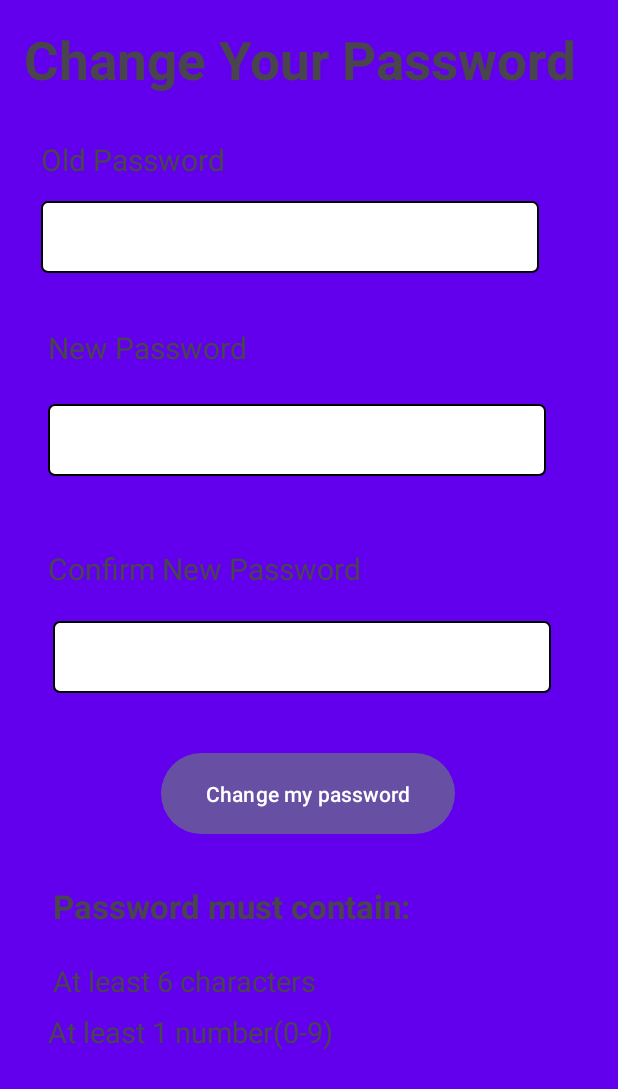
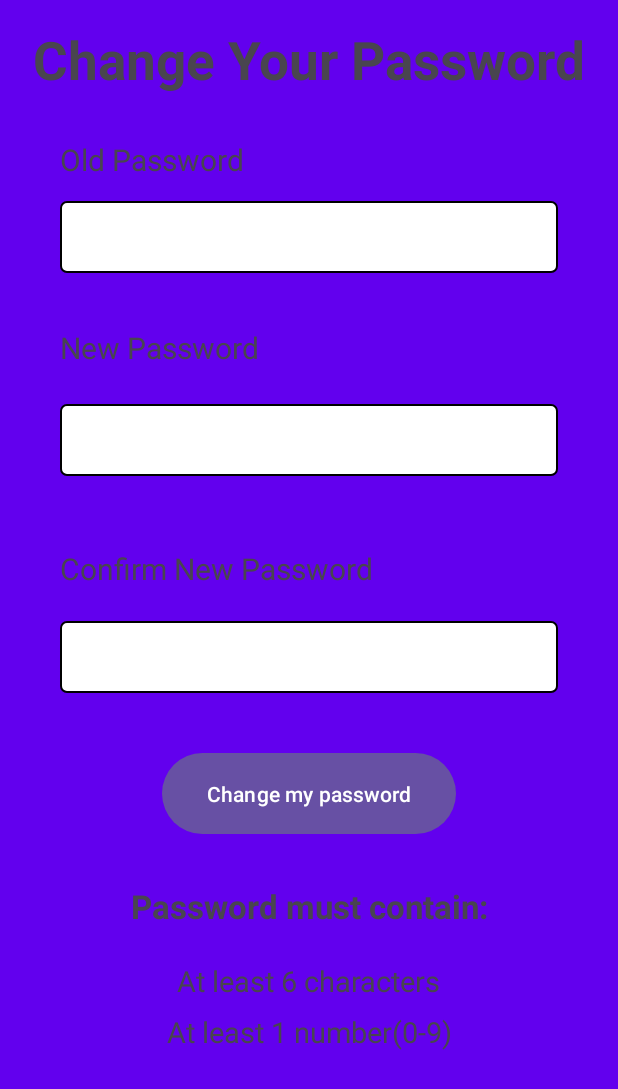
Before and after one commit to MAD2023-Team4/23-CacheFlash, an Android app: the ChangePassword screen opened directly, with no data from a screen before it, on a phone screen of 412 x 824 dp. Shown: the top 1089 px of the screen. Run offline under Robolectric (Android 15) with nearby library versions, the phone set to English and light mode, and no system bars; our stand-ins replace Firebase (no records; nobody signed in at launch, a user with empty details on screens opened directly).

Commit message:
fixing layouts

```diff
--- a/app/src/main/res/layout/activity_change_password.xml
+++ b/app/src/main/res/layout/activity_change_password.xml
@@ -1,5 +1,4 @@
-<?xml version="1.0" encoding="utf-8"?>
-<androidx.constraintlayout.widget.ConstraintLayout
+<ScrollView
     xmlns:android="http://schemas.android.com/apk/res/android"
     xmlns:app="http://schemas.android.com/apk/res-auto"
     xmlns:tools="http://schemas.android.com/tools"
@@ -8,14 +7,21 @@
     android:background="@color/backgroundcolor"
     tools:context=".ChangePassword">
 
+    <androidx.constraintlayout.widget.ConstraintLayout
+        android:layout_width="match_parent"
+        android:layout_height="wrap_content">
+
+
     <EditText
         android:id="@+id/confirmNewPasswordEditText"
         android:layout_width="332dp"
         android:layout_height="48dp"
         android:layout_marginStart="35dp"
         android:layout_marginTop="21dp"
+        android:layout_marginEnd="35dp"
         android:background="@drawable/password_box"
         android:inputType="textPassword"
+        app:layout_constraintEnd_toEndOf="parent"
         app:layout_constraintStart_toStartOf="parent"
         app:layout_constraintTop_toBottomOf="@+id/textView16"
         android:autofillHints=""
@@ -25,11 +31,11 @@
         android:id="@+id/textView16"
         android:layout_width="wrap_content"
         android:layout_height="wrap_content"
-        android:layout_marginStart="32dp"
+        android:layout_marginStart="0dp"
         android:layout_marginTop="48dp"
         android:text="@string/confirm_new_password"
-        android:textSize="20dp"
-        app:layout_constraintStart_toStartOf="parent"
+        android:textSize="20sp"
+        app:layout_constraintStart_toStartOf="@id/confirmNewPasswordEditText"
         app:layout_constraintTop_toBottomOf="@+id/newPasswordEditText" />
 
     <TextView
@@ -38,9 +44,11 @@
         android:layout_height="wrap_content"
         android:layout_marginStart="16dp"
         android:layout_marginTop="16dp"
+        android:layout_marginEnd="16dp"
         android:text="@string/change_your_password"
-        android:textSize="35dp"
+        android:textSize="35sp"
         android:textStyle="bold"
+        app:layout_constraintEnd_toEndOf="parent"
         app:layout_constraintStart_toStartOf="parent"
         app:layout_constraintTop_toTopOf="parent" />
 
@@ -48,11 +56,11 @@
         android:id="@+id/textView14"
         android:layout_width="wrap_content"
         android:layout_height="wrap_content"
-        android:layout_marginStart="27dp"
+        android:layout_marginStart="0dp"
         android:layout_marginTop="29dp"
         android:text="@string/old_password"
-        android:textSize="20dp"
-        app:layout_constraintStart_toStartOf="parent"
+        android:textSize="20sp"
+        app:layout_constraintStart_toStartOf="@id/oldPasswordEditText"
         app:layout_constraintTop_toBottomOf="@+id/textView12" />
 
     <EditText
@@ -61,8 +69,10 @@
         android:layout_height="48dp"
         android:layout_marginStart="27dp"
         android:layout_marginTop="14dp"
+        android:layout_marginEnd="27dp"
         android:background="@drawable/password_box"
         android:inputType="textPassword"
+        app:layout_constraintEnd_toEndOf="parent"
         app:layout_constraintStart_toStartOf="parent"
         app:layout_constraintTop_toBottomOf="@+id/textView14"
         android:autofillHints=""
@@ -74,8 +84,10 @@
         android:layout_height="48dp"
         android:layout_marginStart="32dp"
         android:layout_marginTop="24dp"
+        android:layout_marginEnd="32dp"
         android:background="@drawable/password_box"
         android:inputType="textPassword"
+        app:layout_constraintEnd_toEndOf="parent"
         app:layout_constraintStart_toStartOf="parent"
         app:layout_constraintTop_toBottomOf="@+id/textView15"
         android:autofillHints=""
@@ -85,11 +97,11 @@
         android:id="@+id/textView15"
         android:layout_width="wrap_content"
         android:layout_height="wrap_content"
-        android:layout_marginStart="32dp"
+        android:layout_marginStart="0dp"
         android:layout_marginTop="36dp"
         android:text="@string/new_password"
-        android:textSize="20dp"
-        app:layout_constraintStart_toStartOf="parent"
+        android:textSize="20sp"
+        app:layout_constraintStart_toStartOf="@id/newPasswordEditText"
         app:layout_constraintTop_toBottomOf="@+id/oldPasswordEditText" />
 
     <Button
@@ -97,8 +109,10 @@
         android:layout_width="196dp"
         android:layout_height="62dp"
         android:layout_marginStart="107dp"
+        android:layout_marginEnd="107dp"
         android:layout_marginTop="36dp"
         android:text="@string/change_my_password"
+        app:layout_constraintEnd_toEndOf="parent"
         app:layout_constraintStart_toStartOf="parent"
         app:layout_constraintTop_toBottomOf="@+id/confirmNewPasswordEditText" />
 
@@ -107,10 +121,12 @@
         android:layout_width="wrap_content"
         android:layout_height="wrap_content"
         android:layout_marginStart="35dp"
+        android:layout_marginEnd="35dp"
         android:layout_marginTop="29dp"
         android:text="@string/password_must_contain"
-        android:textSize="22dp"
+        android:textSize="22sp"
         android:textStyle="bold"
+        app:layout_constraintEnd_toEndOf="parent"
         app:layout_constraintStart_toStartOf="parent"
         app:layout_constraintTop_toBottomOf="@+id/button5" />
 
@@ -119,9 +135,11 @@
         android:layout_width="wrap_content"
         android:layout_height="wrap_content"
         android:layout_marginStart="35dp"
+        android:layout_marginEnd="35dp"
         android:layout_marginTop="22dp"
         android:text="@string/at_least_6_characters"
-        android:textSize="19dp"
+        android:textSize="19sp"
+        app:layout_constraintEnd_toEndOf="parent"
         app:layout_constraintStart_toStartOf="parent"
         app:layout_constraintTop_toBottomOf="@+id/textView17" />
 
@@ -130,11 +148,15 @@
         android:layout_width="wrap_content"
         android:layout_height="wrap_content"
         android:layout_marginStart="32dp"
+        android:layout_marginEnd="32dp"
         android:layout_marginTop="8dp"
         android:text="@string/at_least_1_number_0_9"
-        android:textSize="19dp"
+        android:textSize="19sp"
+        app:layout_constraintEnd_toEndOf="parent"
         app:layout_constraintStart_toStartOf="parent"
         app:layout_constraintTop_toBottomOf="@+id/textView18" />
 
 
-</androidx.constraintlayout.widget.ConstraintLayout>
+    </androidx.constraintlayout.widget.ConstraintLayout>
+
+</ScrollView>
--- a/app/src/main/res/layout/activity_flash_card_question_page.xml
+++ b/app/src/main/res/layout/activity_flash_card_question_page.xml
@@ -66,9 +66,9 @@
             android:id="@+id/textView"
             android:layout_width="wrap_content"
             android:layout_height="wrap_content"
-            android:paddingLeft="30dp"
+            android:paddingStart="30dp"
             android:paddingTop="20dp"
-            android:paddingRight="20dp"
+            android:paddingEnd="20dp"
             android:paddingBottom="20dp"
             android:textSize="19sp" />
 
--- a/app/src/main/res/layout/activity_study_streak_page.xml
+++ b/app/src/main/res/layout/activity_study_streak_page.xml
@@ -111,7 +111,7 @@
         android:textSize="40dp"
         app:layout_constraintStart_toEndOf="@+id/imageView5"
         app:layout_constraintTop_toTopOf="parent" />
-
+`
     <TextView
         android:id="@+id/textView23"
         android:layout_width="267dp"
--- a/app/src/main/res/layout/learn_yourself.xml
+++ b/app/src/main/res/layout/learn_yourself.xml
@@ -56,10 +56,12 @@
         android:layout_width="match_parent"
         android:layout_height="wrap_content"
         android:layout_marginStart="8dp"
+        android:layout_marginEnd="8dp"
         android:layout_marginTop="172dp"
         app:cardCornerRadius="8dp"
         app:cardElevation="4dp"
         app:cardUseCompatPadding="true"
+        app:layout_constraintEnd_toEndOf="parent"
         app:layout_constraintStart_toStartOf="parent"
         app:layout_constraintTop_toBottomOf="@id/textView1">
 
```
Also changed, not shown: app/src/main/res/layout/activity_calendar_view.xml (+10 -5 lines), app/src/main/res/layout/activity_dashboard.xml (+9 -2 lines), app/src/main/res/layout/activity_login.xml (+19 -13 lines), app/src/main/res/layout/activity_main.xml (+5 -3 lines), app/src/main/res/layout/activity_profile.xml (+22 -26 lines), app/src/main/res/layout/activity_signup.xml (+19 -10 lines), app/src/main/res/layout/activity_testyourself.xml (+13 -5 lines), app/src/main/res/xml/motion.xml (+14 -16 lines).
